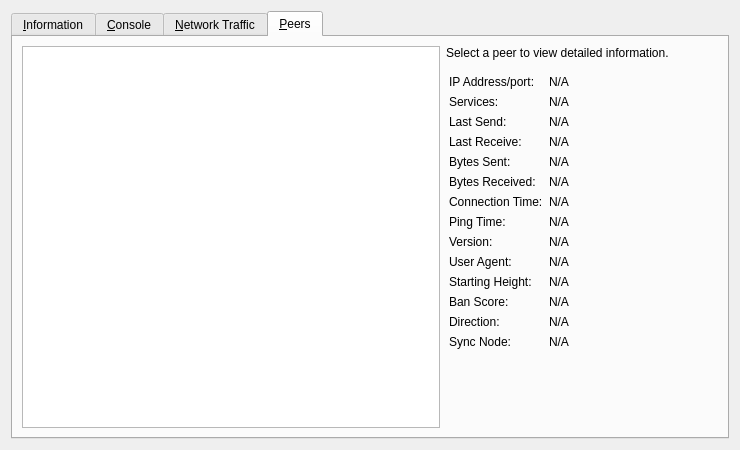
transferdev/Transfercoin, file src/qt/forms/rpcconsole.ui: the form before one commit.
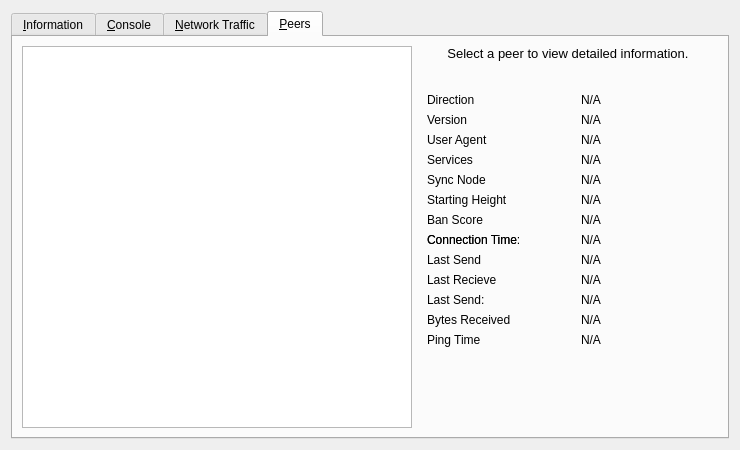
The form after the commit. The open tabs and pages were chosen to show the change. Icons and pictures are not drawn. Custom widgets are drawn as their Qt base class.

Commit message:
[Qt] tweak new peers tab in console window
https://github.com/jonasschnelli/bitcoin/commit/a5b2d9c82e985fa8df4457072b4fa30781f1d53a

The edit to the form file:
```diff
--- a/src/qt/forms/rpcconsole.ui
+++ b/src/qt/forms/rpcconsole.ui
@@ -729,30 +729,8 @@
        <string>&amp;Peers</string>
       </attribute>
       <layout class="QGridLayout" name="gridLayout_2">
-       <item row="0" column="1">
-        <widget class="QLabel" name="peerHeading">
-         <property name="sizePolicy">
-          <sizepolicy hsizetype="Preferred" vsizetype="Minimum">
-           <horstretch>0</horstretch>
-           <verstretch>0</verstretch>
-          </sizepolicy>
-         </property>
-         <property name="text">
-          <string>Select a peer to view detailed information.</string>
-         </property>
-         <property name="margin">
-          <number>3</number>
-         </property>
-        </widget>
-       </item>
        <item row="0" column="0" rowspan="2">
         <widget class="QTableView" name="peerWidget">
-         <property name="sizePolicy">
-          <sizepolicy hsizetype="Expanding" vsizetype="Expanding">
-           <horstretch>0</horstretch>
-           <verstretch>0</verstretch>
-          </sizepolicy>
-         </property>
          <property name="horizontalScrollBarPolicy">
           <enum>Qt::ScrollBarAlwaysOff</enum>
          </property>
@@ -762,235 +740,360 @@
          <property name="sortingEnabled">
           <bool>true</bool>
          </property>
+         <attribute name="horizontalHeaderHighlightSections">
+          <bool>false</bool>
+         </attribute>
+        </widget>
+       </item>
+       <item row="0" column="1">
+        <widget class="QLabel" name="peerHeading">
+         <property name="sizePolicy">
+          <sizepolicy hsizetype="Preferred" vsizetype="Minimum">
+           <horstretch>0</horstretch>
+           <verstretch>0</verstretch>
+          </sizepolicy>
+         </property>
+         <property name="minimumSize">
+          <size>
+           <width>300</width>
+           <height>32</height>
+          </size>
+         </property>
+         <property name="font">
+          <font>
+           <pointsize>10</pointsize>
+          </font>
+         </property>
+         <property name="cursor">
+          <cursorShape>IBeamCursor</cursorShape>
+         </property>
+         <property name="text">
+          <string>Select a peer to view detailed information.</string>
+         </property>
+         <property name="alignment">
+          <set>Qt::AlignHCenter|Qt::AlignTop</set>
+         </property>
+         <property name="wordWrap">
+          <bool>true</bool>
+         </property>
+         <property name="textInteractionFlags">
+          <set>Qt::LinksAccessibleByMouse|Qt::TextSelectableByKeyboard|Qt::TextSelectableByMouse</set>
+         </property>
         </widget>
        </item>
        <item row="1" column="1">
         <widget class="QWidget" name="detailWidget" native="true">
-         <property name="sizePolicy">
-          <sizepolicy hsizetype="Preferred" vsizetype="Expanding">
-           <horstretch>0</horstretch>
-           <verstretch>0</verstretch>
-          </sizepolicy>
+         <property name="minimumSize">
+          <size>
+           <width>300</width>
+           <height>0</height>
+          </size>
          </property>
          <layout class="QGridLayout" name="gridLayout_3">
-          <property name="leftMargin">
-           <number>3</number>
-          </property>
-          <item row="12" column="0">
+          <item row="0" column="0">
+           <widget class="QLabel" name="label_23">
+            <property name="text">
+             <string>Direction</string>
+            </property>
+           </widget>
+          </item>
+          <item row="0" column="2">
+           <widget class="QLabel" name="peerDirection">
+            <property name="cursor">
+             <cursorShape>IBeamCursor</cursorShape>
+            </property>
+            <property name="text">
+             <string>N/A</string>
+            </property>
+            <property name="textFormat">
+             <enum>Qt::PlainText</enum>
+            </property>
+            <property name="textInteractionFlags">
+             <set>Qt::LinksAccessibleByMouse|Qt::TextSelectableByKeyboard|Qt::TextSelectableByMouse</set>
+            </property>
+           </widget>
+          </item>
+          <item row="1" column="0">
            <widget class="QLabel" name="label_21">
             <property name="text">
-             <string>Version:</string>
+             <string>Version</string>
             </property>
            </widget>
           </item>
-          <item row="11" column="1">
-           <widget class="QLabel" name="peerPingTime">
-            <property name="text">
-             <string>N/A</string>
-            </property>
-           </widget>
-          </item>
-          <item row="5" column="0">
-           <widget class="QLabel" name="label_19">
-            <property name="text">
-             <string>Last Receive:</string>
-            </property>
-           </widget>
-          </item>
-          <item row="14" column="0">
+          <item row="2" column="0">
            <widget class="QLabel" name="label_28">
-            <property name="text">
-             <string>User Agent:</string>
+            <property name="cursor">
+             <cursorShape>IBeamCursor</cursorShape>
             </property>
-           </widget>
-          </item>
-          <item row="12" column="1">
-           <widget class="QLabel" name="peerVersion">
             <property name="text">
-             <string>N/A</string>
+             <string>User Agent</string>
             </property>
-           </widget>
-          </item>
-          <item row="8" column="1">
-           <widget class="QLabel" name="peerConnTime">
-            <property name="minimumSize">
-             <size>
-              <width>160</width>
-              <height>0</height>
-             </size>
+            <property name="textFormat">
+             <enum>Qt::PlainText</enum>
             </property>
-            <property name="text">
-             <string>N/A</string>
+            <property name="textInteractionFlags">
+             <set>Qt::LinksAccessibleByMouse|Qt::TextSelectableByKeyboard|Qt::TextSelectableByMouse</set>
             </property>
            </widget>
           </item>
-          <item row="11" column="0">
-           <widget class="QLabel" name="label_26">
-            <property name="text">
-             <string>Ping Time:</string>
-            </property>
-           </widget>
-          </item>
-          <item row="5" column="1">
-           <widget class="QLabel" name="peerLastRecv">
-            <property name="sizePolicy">
-             <sizepolicy hsizetype="Preferred" vsizetype="Preferred">
-              <horstretch>0</horstretch>
-              <verstretch>0</verstretch>
-             </sizepolicy>
-            </property>
-            <property name="text">
-             <string>N/A</string>
-            </property>
-           </widget>
-          </item>
-          <item row="8" column="0">
-           <widget class="QLabel" name="label_22">
-            <property name="text">
-             <string>Connection Time:</string>
-            </property>
-           </widget>
-          </item>
-          <item row="6" column="1">
-           <widget class="QLabel" name="peerBytesSent">
-            <property name="text">
-             <string>N/A</string>
-            </property>
-           </widget>
-          </item>
-          <item row="14" column="1">
+          <item row="2" column="2">
            <widget class="QLabel" name="peerSubversion">
             <property name="text">
              <string>N/A</string>
             </property>
+            <property name="textFormat">
+             <enum>Qt::PlainText</enum>
+            </property>
+            <property name="textInteractionFlags">
+             <set>Qt::LinksAccessibleByMouse|Qt::TextSelectableByKeyboard|Qt::TextSelectableByMouse</set>
+            </property>
            </widget>
           </item>
-          <item row="15" column="0">
+          <item row="3" column="0">
+           <widget class="QLabel" name="label_4">
+            <property name="text">
+             <string>Services</string>
+            </property>
+           </widget>
+          </item>
+          <item row="3" column="2">
+           <widget class="QLabel" name="peerServices">
+            <property name="cursor">
+             <cursorShape>IBeamCursor</cursorShape>
+            </property>
+            <property name="text">
+             <string>N/A</string>
+            </property>
+            <property name="textFormat">
+             <enum>Qt::PlainText</enum>
+            </property>
+            <property name="textInteractionFlags">
+             <set>Qt::LinksAccessibleByMouse|Qt::TextSelectableByKeyboard|Qt::TextSelectableByMouse</set>
+            </property>
+           </widget>
+          </item>
+          <item row="8" column="0">
+           <widget class="QLabel" name="label_22">
+            <property name="text">
+             <string>Connection Time:</string>
+            </property>
+           </widget>
+          </item>
+          <item row="4" column="0">
+           <widget class="QLabel" name="label_25">
+            <property name="text">
+             <string>Sync Node</string>
+            </property>
+           </widget>
+          </item>
+          <item row="4" column="2">
+           <widget class="QLabel" name="peerSyncNode">
+            <property name="cursor">
+             <cursorShape>IBeamCursor</cursorShape>
+            </property>
+            <property name="text">
+             <string>N/A</string>
+            </property>
+            <property name="textFormat">
+             <enum>Qt::PlainText</enum>
+            </property>
+            <property name="textInteractionFlags">
+             <set>Qt::LinksAccessibleByMouse|Qt::TextSelectableByKeyboard|Qt::TextSelectableByMouse</set>
+            </property>
+           </widget>
+          </item>
+          <item row="5" column="0">
            <widget class="QLabel" name="label_29">
             <property name="text">
-             <string>Starting Height:</string>
+             <string>Starting Height</string>
             </property>
            </widget>
           </item>
-          <item row="7" column="1">
-           <widget class="QLabel" name="peerBytesRecv">
-            <property name="text">
-             <string>N/A</string>
-            </property>
-           </widget>
-          </item>
-          <item row="6" column="0">
-           <widget class="QLabel" name="label_18">
-            <property name="text">
-             <string>Bytes Sent:</string>
-            </property>
-           </widget>
-          </item>
-          <item row="7" column="0">
-           <widget class="QLabel" name="label_20">
-            <property name="text">
-             <string>Bytes Received:</string>
-            </property>
-           </widget>
-          </item>
-          <item row="15" column="1">
+          <item row="5" column="2">
            <widget class="QLabel" name="peerHeight">
             <property name="text">
              <string>N/A</string>
             </property>
+            <property name="textFormat">
+             <enum>Qt::PlainText</enum>
+            </property>
+            <property name="textInteractionFlags">
+             <set>Qt::LinksAccessibleByMouse|Qt::TextSelectableByKeyboard|Qt::TextSelectableByMouse</set>
+            </property>
            </widget>
           </item>
-          <item row="16" column="0">
+          <item row="7" column="0">
            <widget class="QLabel" name="label_24">
             <property name="text">
-             <string>Ban Score:</string>
+             <string>Ban Score</string>
             </property>
            </widget>
           </item>
-          <item row="16" column="1">
+          <item row="7" column="2">
            <widget class="QLabel" name="peerBanScore">
             <property name="text">
              <string>N/A</string>
             </property>
-           </widget>
-          </item>
-          <item row="17" column="0">
-           <widget class="QLabel" name="label_23">
-            <property name="text">
-             <string>Direction:</string>
+            <property name="textFormat">
+             <enum>Qt::PlainText</enum>
             </property>
-           </widget>
-          </item>
-          <item row="17" column="1">
-           <widget class="QLabel" name="peerDirection">
-            <property name="text">
-             <string>N/A</string>
+            <property name="textInteractionFlags">
+             <set>Qt::LinksAccessibleByMouse|Qt::TextSelectableByKeyboard|Qt::TextSelectableByMouse</set>
             </property>
            </widget>
           </item>
-          <item row="19" column="0">
-           <widget class="QLabel" name="label_25">
+          <item row="8" column="0">
+           <widget class="QLabel" name="label_22">
             <property name="text">
-             <string>Sync Node:</string>
+             <string>Connection Time</string>
             </property>
            </widget>
           </item>
-          <item row="19" column="1">
-           <widget class="QLabel" name="peerSyncNode">
+          <item row="8" column="2">
+           <widget class="QLabel" name="peerConnTime">
+            <property name="cursor">
+             <cursorShape>IBeamCursor</cursorShape>
+            </property>
             <property name="text">
              <string>N/A</string>
             </property>
+            <property name="textFormat">
+             <enum>Qt::PlainText</enum>
+            </property>
+            <property name="textInteractionFlags">
+             <set>Qt::LinksAccessibleByMouse|Qt::TextSelectableByKeyboard|Qt::TextSelectableByMouse</set>
+            </property>
            </widget>
           </item>
-          <item row="3" column="0">
+          <item row="9" column="0">
            <widget class="QLabel" name="label_15">
             <property name="text">
-             <string>Last Send:</string>
+             <string>Last Send</string>
             </property>
            </widget>
           </item>
-          <item row="2" column="0">
-           <widget class="QLabel" name="label_4">
-            <property name="text">
-             <string>Services:</string>
-            </property>
-           </widget>
-          </item>
-          <item row="1" column="0">
-           <widget class="QLabel" name="label_27">
-            <property name="text">
-             <string>IP Address/port:</string>
-            </property>
-           </widget>
-          </item>
-          <item row="3" column="1">
+          <item row="9" column="2">
            <widget class="QLabel" name="peerLastSend">
             <property name="text">
              <string>N/A</string>
             </property>
+            <property name="textFormat">
+             <enum>Qt::PlainText</enum>
+            </property>
+            <property name="textInteractionFlags">
+             <set>Qt::LinksAccessibleByMouse|Qt::TextSelectableByKeyboard|Qt::TextSelectableByMouse</set>
+            </property>
            </widget>
           </item>
-          <item row="2" column="1">
-           <widget class="QLabel" name="peerServices">
+          <item row="10" column="0">
+           <widget class="QLabel" name="label_19">
             <property name="text">
+             <string>Last Recieve</string>
+            </property>
+           </widget>
+          </item>
+          <item row="10" column="2">
+           <widget class="QLabel" name="peerLastRecv">
+            <property name="cursor">
+             <cursorShape>IBeamCursor</cursorShape>
+            </property>
+            <property name="text">
              <string>N/A</string>
             </property>
+            <property name="textFormat">
+             <enum>Qt::PlainText</enum>
+            </property>
+            <property name="textInteractionFlags">
+             <set>Qt::LinksAccessibleByMouse|Qt::TextSelectableByKeyboard|Qt::TextSelectableByMouse</set>
+            </property>
            </widget>
           </item>
-          <item row="1" column="1">
-           <widget class="QLabel" name="peerAddr">
+          <item row="11" column="0">
+           <widget class="QLabel" name="label_18">
             <property name="text">
+             <string>Last Send:</string>
+            </property>
+           </widget>
+          </item>
+          <item row="11" column="2">
+           <widget class="QLabel" name="peerBytesSent">
+            <property name="cursor">
+             <cursorShape>IBeamCursor</cursorShape>
+            </property>
+            <property name="text">
              <string>N/A</string>
             </property>
+            <property name="textFormat">
+             <enum>Qt::PlainText</enum>
+            </property>
+            <property name="textInteractionFlags">
+             <set>Qt::LinksAccessibleByMouse|Qt::TextSelectableByKeyboard|Qt::TextSelectableByMouse</set>
+            </property>
            </widget>
           </item>
-          <item row="20" column="0">
-           <widget class="QWidget" name="widget" native="true">
-            <property name="sizePolicy">
-             <sizepolicy hsizetype="Preferred" vsizetype="Expanding">
-              <horstretch>0</horstretch>
-              <verstretch>0</verstretch>
-             </sizepolicy>
+          <item row="12" column="0">
+           <widget class="QLabel" name="label_20">
+            <property name="text">
+             <string>Bytes Received</string>
+            </property>
+           </widget>
+          </item>
+          <item row="12" column="2">
+           <widget class="QLabel" name="peerBytesRecv">
+            <property name="cursor">
+             <cursorShape>IBeamCursor</cursorShape>
+            </property>
+            <property name="text">
+             <string>N/A</string>
+            </property>
+            <property name="textFormat">
+             <enum>Qt::PlainText</enum>
+            </property>
+            <property name="textInteractionFlags">
+             <set>Qt::LinksAccessibleByMouse|Qt::TextSelectableByKeyboard|Qt::TextSelectableByMouse</set>
+            </property>
+           </widget>
+          </item>
+          <item row="13" column="0">
+           <widget class="QLabel" name="label_26">
+            <property name="text">
+             <string>Ping Time</string>
+            </property>
+           </widget>
+          </item>
+          <item row="13" column="2">
+           <widget class="QLabel" name="peerPingTime">
+            <property name="cursor">
+             <cursorShape>IBeamCursor</cursorShape>
+            </property>
+            <property name="text">
+             <string>N/A</string>
+            </property>
+            <property name="textFormat">
+             <enum>Qt::PlainText</enum>
+            </property>
+            <property name="textInteractionFlags">
+             <set>Qt::LinksAccessibleByMouse|Qt::TextSelectableByKeyboard|Qt::TextSelectableByMouse</set>
+            </property>
+           </widget>
+          </item>
+          <item row="14" column="1">
+           <spacer name="verticalSpacer_3">
+            <property name="orientation">
+             <enum>Qt::Vertical</enum>
+            </property>
+            <property name="sizeHint" stdset="0">
+             <size>
+              <width>20</width>
+              <height>40</height>
+             </size>
+            </property>
+           </spacer>
+          </item>
+          <item row="1" column="2">
+           <widget class="QLabel" name="peerVersion">
+            <property name="text">
+             <string>N/A</string>
             </property>
            </widget>
           </item>
```
Left out of the diff: 19 changed lines with no effect on the pictures. The commit also changes 7 other files.
